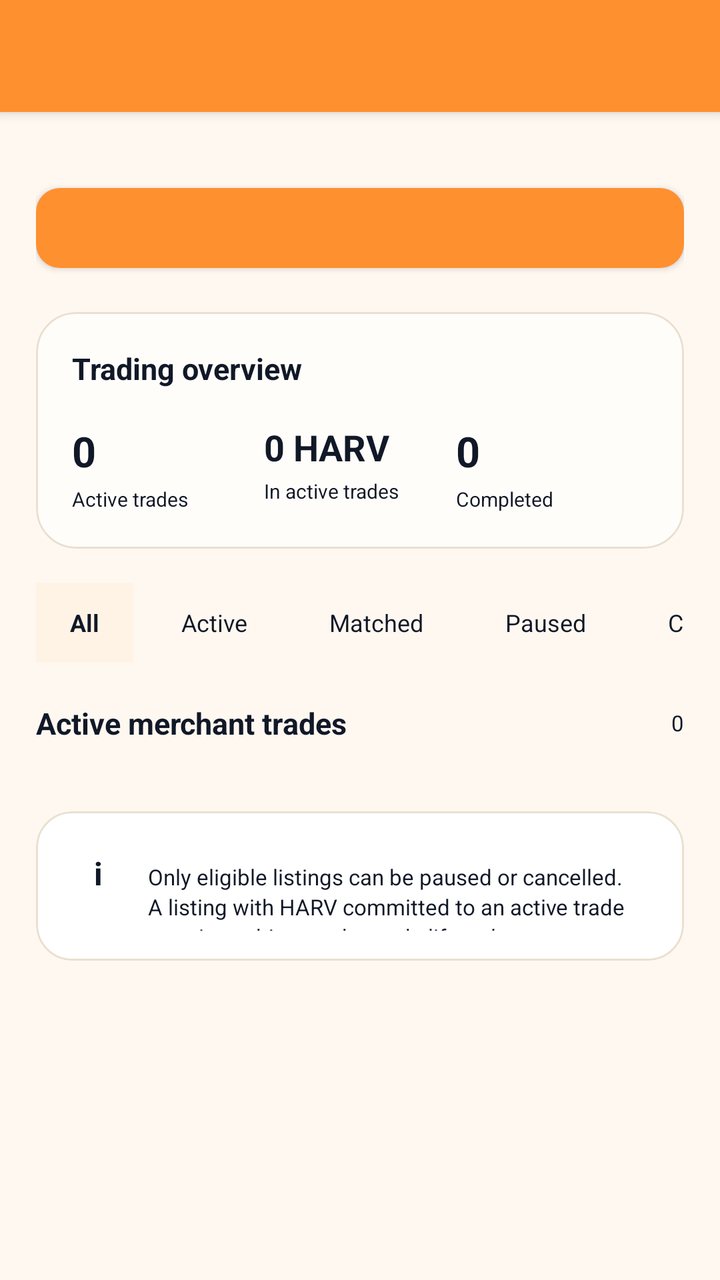
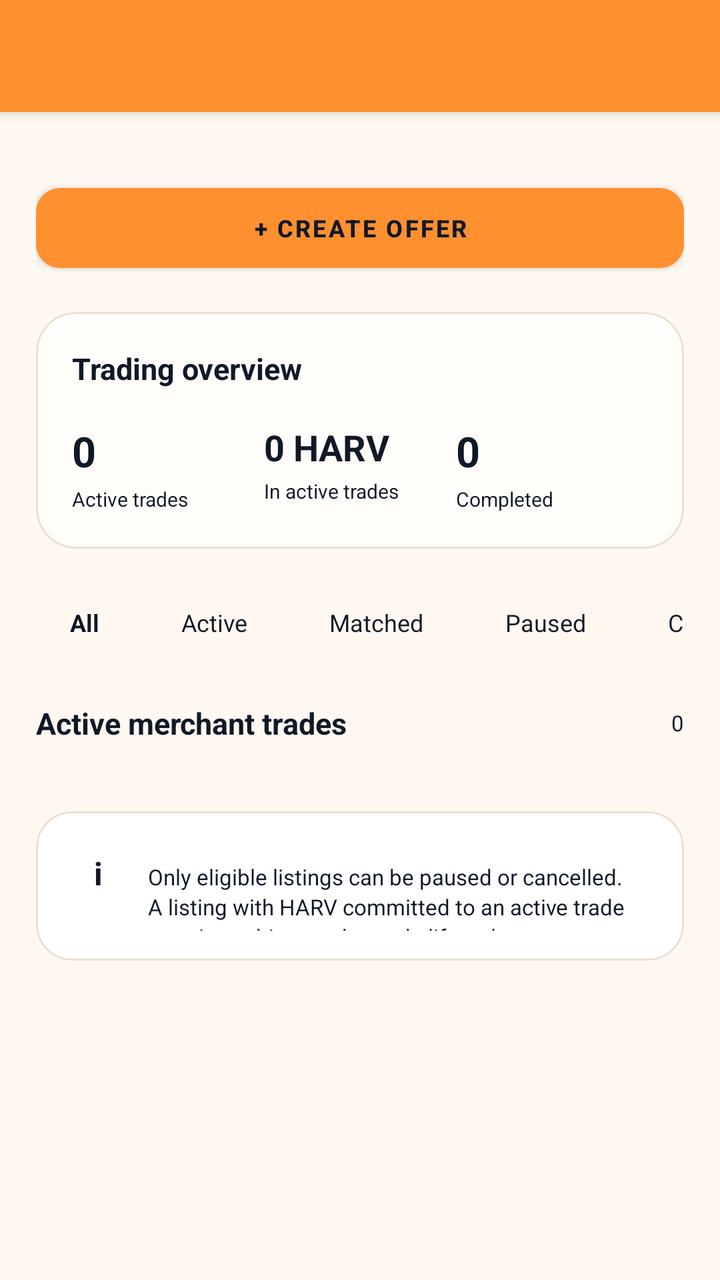

An Android layout rendered at two revisions. The XML below is the earlier revision; the diff shows what the commit changed to produce the second picture.
<!-- AndroidManifest.xml: application theme AppTheme -->
<!-- res/layout/p2p_merchant_manager.xml -->
<androidx.coordinatorlayout.widget.CoordinatorLayout
	xmlns:android="http://schemas.android.com/apk/res/android"
	xmlns:app="http://schemas.android.com/apk/res-auto"
	xmlns:tools="http://schemas.android.com/tools"
	android:id="@+id/_coordinator"
	android:layout_width="match_parent"
	android:layout_height="match_parent">
	<com.google.android.material.appbar.AppBarLayout
		android:id="@+id/_app_bar"
		android:layout_width="match_parent"
		android:layout_height="wrap_content"
		android:theme="@style/AppTheme.AppBarOverlay">
		<androidx.appcompat.widget.Toolbar
			android:id="@+id/_toolbar"
			android:layout_width="match_parent"
			android:layout_height="?attr/actionBarSize"
			android:background="?attr/appBarColor"
			app:popupTheme="@style/AppTheme.PopupOverlay" />
	</com.google.android.material.appbar.AppBarLayout>
	<androidx.core.widget.NestedScrollView
		android:layout_width="match_parent"
		android:layout_height="match_parent"
		android:background="@color/colorP2pBg"
		android:fillViewport="true"
		android:clipToPadding="false"
		app:layout_behavior="@string/appbar_scrolling_view_behavior">
		<LinearLayout
			android:id="@+id/merchant_manager_root"
			android:layout_width="match_parent"
			android:layout_height="wrap_content"
			android:paddingTop="16dp"
			android:paddingBottom="35dp"
			android:orientation="vertical"
			android:paddingStart="18dp"
			android:paddingEnd="18dp">
			<com.google.android.material.button.MaterialButton
				android:id="@+id/btn_create_offer"
				android:layout_width="match_parent"
				android:layout_height="52dp"
				android:layout_marginTop="16dp"
				android:gravity="center_horizontal|center_vertical"
				android:text="+ Create Offer"
				android:textSize="12sp"
				android:textStyle="bold"
				android:textColor="@color/colorAccent"
				app:cornerRadius="12dp" />
			<com.google.android.material.card.MaterialCardView
				android:id="@+id/card_manager_summary"
				android:layout_width="match_parent"
				android:layout_height="wrap_content"
				android:layout_marginTop="16dp"
				app:cardBackgroundColor="@color/colorOverlayLight"
				app:cardCornerRadius="20dp"
				app:cardElevation="0dp"
				app:strokeColor="@color/colorP2pBorder"
				app:strokeWidth="1dp">
				<LinearLayout
					android:id="@+id/linear239"
					android:layout_width="match_parent"
					android:layout_height="wrap_content"
					android:padding="18dp"
					android:orientation="vertical">
					<TextView
						android:id="@+id/textview141"
						android:layout_width="wrap_content"
						android:layout_height="wrap_content"
						android:text="Trading overview"
						android:textSize="15sp"
						android:textStyle="bold" />
					<LinearLayout
						android:id="@+id/linear240"
						android:layout_width="match_parent"
						android:layout_height="wrap_content"
						android:layout_marginTop="17dp"
						android:orientation="horizontal">
						<LinearLayout
							android:id="@+id/linear241"
							android:layout_width="0dp"
							android:layout_height="wrap_content"
							android:orientation="vertical"
							android:layout_weight="1">
							<TextView
								android:id="@+id/tv_summary_active"
								android:layout_width="wrap_content"
								android:layout_height="wrap_content"
								android:text="0"
								android:textSize="21sp"
								android:textStyle="bold" />
							<TextView
								android:id="@+id/textview142"
								android:layout_width="wrap_content"
								android:layout_height="wrap_content"
								android:layout_marginTop="3dp"
								android:text="Active trades"
								android:textSize="10sp" />
						</LinearLayout>
						<LinearLayout
							android:id="@+id/linear242"
							android:layout_width="0dp"
							android:layout_height="wrap_content"
							android:orientation="vertical"
							android:layout_weight="1">
							<TextView
								android:id="@+id/tv_summary_locked"
								android:layout_width="wrap_content"
								android:layout_height="wrap_content"
								android:text="0 HARV"
								android:textSize="18sp"
								android:textStyle="bold" />
							<TextView
								android:id="@+id/textview143"
								android:layout_width="wrap_content"
								android:layout_height="wrap_content"
								android:layout_marginTop="3dp"
								android:text="In active trades"
								android:textSize="10sp" />
						</LinearLayout>
						<LinearLayout
							android:id="@+id/linear243"
							android:layout_width="0dp"
							android:layout_height="wrap_content"
							android:orientation="vertical"
							android:layout_weight="1">
							<TextView
								android:id="@+id/tv_summary_completed"
								android:layout_width="wrap_content"
								android:layout_height="wrap_content"
								android:text="0"
								android:textSize="21sp"
								android:textStyle="bold" />
							<TextView
								android:id="@+id/textview144"
								android:layout_width="wrap_content"
								android:layout_height="wrap_content"
								android:layout_marginTop="3dp"
								android:text="Completed"
								android:textSize="10sp" />
						</LinearLayout>
					</LinearLayout>
				</LinearLayout>
			</com.google.android.material.card.MaterialCardView>
			<HorizontalScrollView
				android:id="@+id/manager_filter_scroll"
				android:layout_width="match_parent"
				android:layout_height="wrap_content"
				android:layout_marginTop="17dp"
				android:scrollbars="none">
				<LinearLayout
					android:id="@+id/manager_filter_container"
					android:layout_width="wrap_content"
					android:layout_height="wrap_content"
					android:orientation="horizontal">
					<TextView
						android:id="@+id/filter_manager_all"
						android:layout_width="wrap_content"
						android:layout_height="40dp"
						android:background="@color/colorP2pSurfaceAlt"
						android:gravity="center_horizontal|center_vertical"
						android:text="All"
						android:textSize="12sp"
						android:textStyle="bold"
						android:layout_weight="1"
						android:paddingStart="17dp"
						android:paddingEnd="17dp" />
					<TextView
						android:id="@+id/filter_manager_active"
						android:layout_width="wrap_content"
						android:layout_height="40dp"
						android:gravity="center_horizontal|center_vertical"
						android:text="Active"
						android:textSize="12sp"
						android:layout_weight="1"
						android:layout_marginStart="7dp"
						android:paddingStart="17dp"
						android:paddingEnd="17dp" />
					<TextView
						android:id="@+id/filter_manager_matched"
						android:layout_width="wrap_content"
						android:layout_height="40dp"
						android:gravity="center_horizontal|center_vertical"
						android:text="Matched"
						android:textSize="12sp"
						android:layout_weight="1"
						android:layout_marginStart="7dp"
						android:paddingStart="17dp"
						android:paddingEnd="17dp" />
					<TextView
						android:id="@+id/filter_manager_paused"
						android:layout_width="wrap_content"
						android:layout_height="40dp"
						android:gravity="center_horizontal|center_vertical"
						android:text="Paused"
						android:textSize="12sp"
						android:layout_weight="1"
						android:layout_marginStart="7dp"
						android:paddingStart="17dp"
						android:paddingEnd="17dp" />
					<TextView
						android:id="@+id/filter_manager_closed"
						android:layout_width="wrap_content"
						android:layout_height="40dp"
						android:gravity="center_horizontal|center_vertical"
						android:text="Closed"
						android:textSize="12sp"
						android:layout_weight="1"
						android:layout_marginStart="7dp"
						android:paddingStart="17dp"
						android:paddingEnd="17dp" />
				</LinearLayout>
			</HorizontalScrollView>
			<LinearLayout
				android:id="@+id/linear244"
				android:layout_width="match_parent"
				android:layout_height="wrap_content"
				android:layout_marginTop="20dp"
				android:gravity="center_vertical"
				android:orientation="horizontal">
				<TextView
					android:id="@+id/tv_manager_section_title"
					android:layout_width="0dp"
					android:layout_height="wrap_content"
					android:text="Active merchant trades"
					android:textSize="15sp"
					android:textStyle="bold"
					android:layout_weight="1" />
				<TextView
					android:id="@+id/tv_manager_result_count"
					android:layout_width="wrap_content"
					android:layout_height="wrap_content"
					android:text="0"
					android:textSize="11sp" />
			</LinearLayout>
			<androidx.recyclerview.widget.RecyclerView
				android:id="@+id/recycler_merchant_trades"
				android:layout_width="match_parent"
				android:layout_height="wrap_content"
				android:layout_marginTop="10dp"
				android:paddingBottom="10dp"
				android:nestedScrollingEnabled="false"
				android:clipToPadding="false"
				android:overScrollMode="never" />
			<LinearLayout
				android:id="@+id/layout_manager_empty"
				android:layout_width="match_parent"
				android:layout_height="wrap_content"
				android:layout_marginTop="35dp"
				android:padding="30dp"
				android:gravity="center_horizontal|center_vertical"
				android:orientation="vertical"
				android:visibility="gone">
				<TextView
					android:id="@+id/textview145"
					android:layout_width="wrap_content"
					android:layout_height="wrap_content"
					android:text="No merchant trades"
					android:textSize="17sp"
					android:textStyle="bold" />
				<TextView
					android:id="@+id/textview146"
					android:layout_width="match_parent"
					android:layout_height="wrap_content"
					android:layout_marginTop="7dp"
					android:gravity="center_horizontal|center_vertical"
					android:text="Your active listings and matched trades will appear here."
					android:textSize="12sp" />
			</LinearLayout>
			<com.google.android.material.card.MaterialCardView
				android:id="@+id/card_manager_info"
				android:layout_width="match_parent"
				android:layout_height="wrap_content"
				android:layout_marginTop="14dp"
				app:cardBackgroundColor="@color/colorP2pSurface"
				app:cardCornerRadius="18dp"
				app:cardElevation="0dp"
				app:strokeColor="@color/colorP2pBorder"
				app:strokeWidth="1dp">
				<LinearLayout
					android:id="@+id/linear245"
					android:layout_width="match_parent"
					android:layout_height="wrap_content"
					android:padding="15dp"
					android:orientation="horizontal">
					<TextView
						android:id="@+id/textview147"
						android:layout_width="32dp"
						android:layout_height="32dp"
						android:gravity="center_horizontal|center_vertical"
						android:text="i"
						android:textSize="16sp"
						android:textStyle="bold" />
					<TextView
						android:id="@+id/tv_manager_info"
						android:layout_width="0dp"
						android:layout_height="wrap_content"
						android:text="Only eligible listings can be paused or cancelled. A listing with HARV committed to an active trade remains subject to the trade lifecycle."
						android:textSize="11sp"
						android:layout_weight="1"
						android:layout_marginStart="9dp"
						android:lineSpacingExtra="2dp" />
				</LinearLayout>
			</com.google.android.material.card.MaterialCardView>
		</LinearLayout>
	</androidx.core.widget.NestedScrollView>
</androidx.coordinatorlayout.widget.CoordinatorLayout>
<!-- resources referenced by this layout -->
<resources>
  <color name="colorAccent">#FF9030</color>
  <color name="colorOverlayLight">#B3FFFFFF</color>
  <color name="colorP2pBg">#FFF8F0</color>
  <color name="colorP2pBorder">#EADFD0</color>
  <color name="colorP2pSurface">#FFFFFF</color>
  <color name="colorP2pSurfaceAlt">#FFF3E6</color>
  <style name="AppTheme.AppBarOverlay" parent="ThemeOverlay.MaterialComponents.Light">
          
          <item name="android:textColorPrimary">?attr/onAppBarColor</item>
          <item name="android:textColorSecondary">?attr/onAppBarColor</item>
          <item name="colorControlNormal">?attr/onAppBarColor</item>
          <item name="colorOnSurface">?attr/onAppBarColor</item>
      </style>
  <style name="AppTheme.PopupOverlay" parent="ThemeOverlay.MaterialComponents.Light" />
  <style name="HarvanaTextView" parent="android:Widget.TextView">
          <item name="android:textColor">@color/colorTextPrimary</item>
      </style>
  <color name="colorTextOnAccent">#111827</color>
  <color name="colorAccentDark">#E57A14</color>
  <color name="colorError">#EF4444</color>
  <color name="colorTextPrimaryWhite">#FFFFFF</color>
  <color name="colorControlNormal">#6B7280</color>
  <color name="colorAccentRipple">#1AFF9030</color>
  <color name="colorAccentStroke">#33FF9030</color>
  <color name="colorAccentStrong">#B85F0A</color>
  <color name="colorTextPrimary">#111827</color>
  <color name="colorBackground">#FFF8F0</color>
  <color name="colorSurface">#FFFFFF</color>
  <color name="colorTextSecondary">#4B5563</color>
  <color name="colorTextTertiary">#6B7280</color>
  <style name="HarvanaAlertDialog" parent="ThemeOverlay.MaterialComponents.MaterialAlertDialog">
          <item name="colorPrimary">@color/colorAccent</item>
          <item name="colorAccent">@color/colorAccent</item>
          <item name="colorSurface">@color/colorSurface</item>
          <item name="colorOnPrimary">@color/colorTextOnAccent</item>
          <item name="colorOnSurface">@color/colorTextPrimary</item>
          <item name="android:textColorPrimary">@color/colorTextPrimary</item>
          <item name="android:textColor">@color/colorTextPrimary</item>
          <item name="android:windowBackground">@color/colorSurface</item>
          <item name="buttonBarPositiveButtonStyle">@style/HarvanaDialogButton</item>
          <item name="buttonBarNegativeButtonStyle">@style/HarvanaDialogButton</item>
          <item name="buttonBarNeutralButtonStyle">@style/HarvanaDialogButton</item>
      </style>
  <style name="HarvanaDialogButton" parent="Widget.MaterialComponents.Button.TextButton.Dialog">
          <item name="android:textColor">@color/colorAccent</item>
          <item name="android:minHeight">48dp</item>
      </style>
  <style name="HarvanaBottomSheetStyle" parent="Widget.MaterialComponents.BottomSheet.Modal">
          <item name="backgroundTint">?attr/colorSurface</item>
          <item name="shapeAppearanceOverlay">@style/HarvanaBottomSheetShape</item>
      </style>
  <style name="HarvanaBottomSheetShape" parent="">
          <item name="cornerFamily">rounded</item>
          <item name="cornerSizeTopLeft">20dp</item>
          <item name="cornerSizeTopRight">20dp</item>
          <item name="cornerSizeBottomLeft">0dp</item>
          <item name="cornerSizeBottomRight">0dp</item>
      </style>
  <!-- unchanged entries left out for length: 2 -->
</resources>

<!-- the commit's change to res/layout/p2p_merchant_manager.xml (unified diff, before → after) -->
@@ -42,7 +42,8 @@
 				android:text="+ Create Offer"
 				android:textSize="12sp"
 				android:textStyle="bold"
-				android:textColor="@color/colorAccent"
+				android:textColor="@color/colorTextOnAccent"
+				app:backgroundTint="@color/colorAccent"
 				app:cornerRadius="12dp" />
 			<com.google.android.material.card.MaterialCardView
 				android:id="@+id/card_manager_summary"
@@ -154,7 +155,6 @@
 						android:id="@+id/filter_manager_all"
 						android:layout_width="wrap_content"
 						android:layout_height="40dp"
-						android:background="@color/colorP2pSurfaceAlt"
 						android:gravity="center_horizontal|center_vertical"
 						android:text="All"
 						android:textSize="12sp"
<!-- resource entries referenced after the edit -->
@@ -5,7 +5,6 @@
   <color name="colorP2pBg">#FFF8F0</color>
   <color name="colorP2pBorder">#EADFD0</color>
   <color name="colorP2pSurface">#FFFFFF</color>
-  <color name="colorP2pSurfaceAlt">#FFF3E6</color>
   <style name="AppTheme.AppBarOverlay" parent="ThemeOverlay.MaterialComponents.Light">
           
           <item name="android:textColorPrimary">?attr/onAppBarColor</item>
